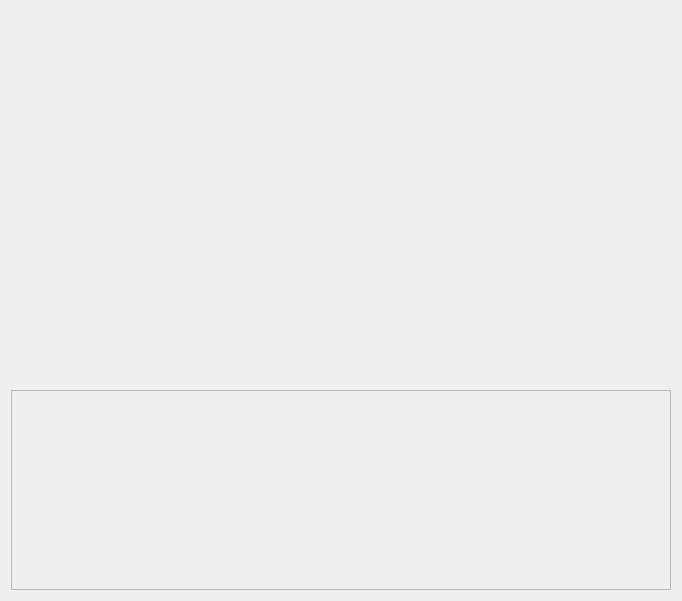
The window that template/image_viewer.ui (wenyue/CGPicker) describes before a commit, drawn with Qt 5.
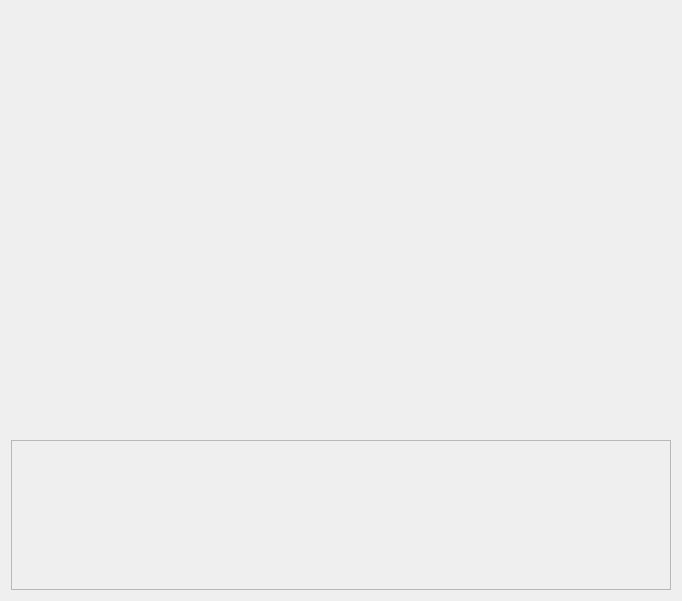
The same window after the commit. Icons and pictures are not drawn.

Patch:
```diff
--- a/template/image_viewer.ui
+++ b/template/image_viewer.ui
@@ -89,7 +89,7 @@
      <property name="minimumSize">
       <size>
        <width>0</width>
-       <height>200</height>
+       <height>150</height>
       </size>
      </property>
      <property name="focusPolicy">
```
